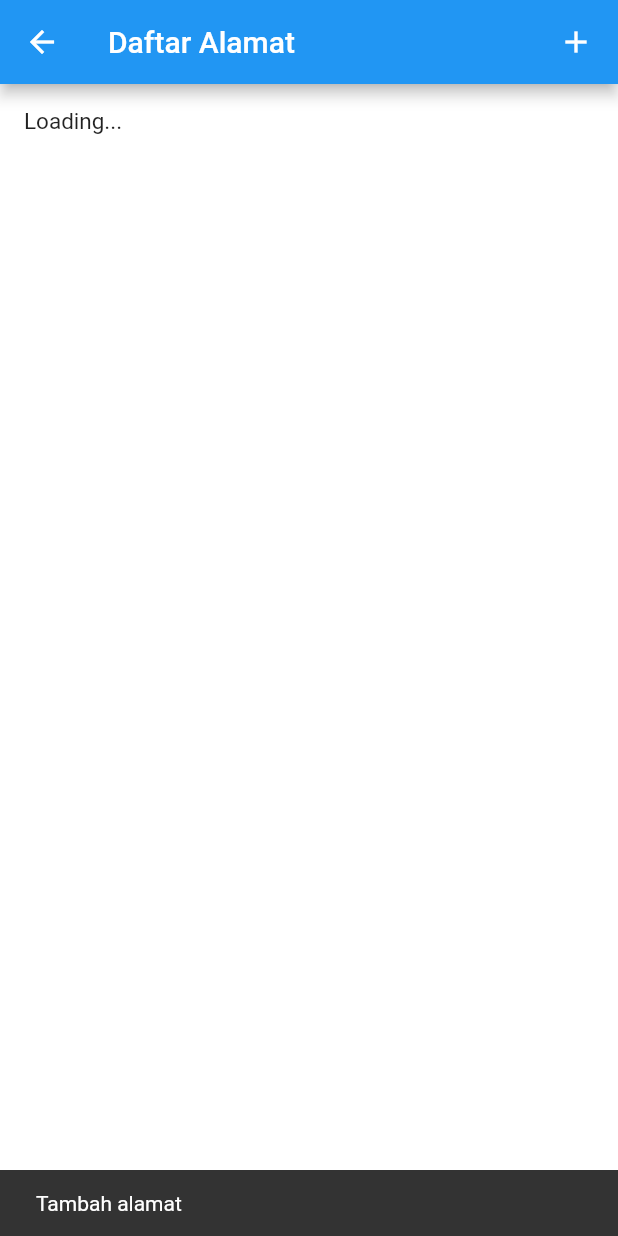
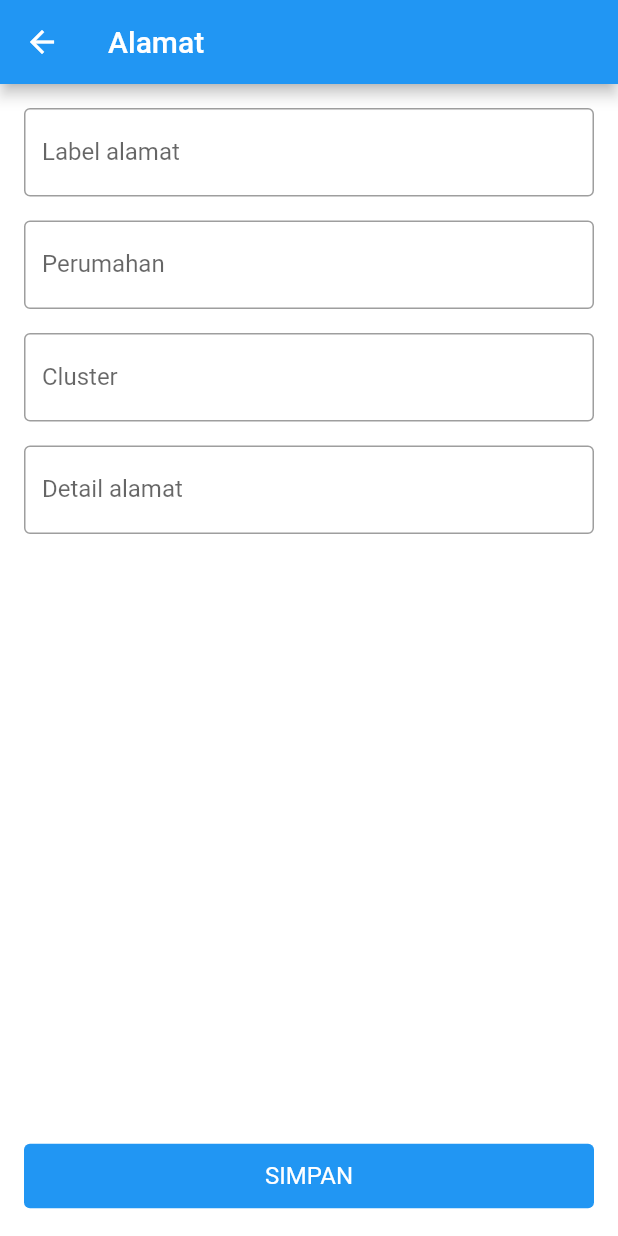
Before and after one commit to hafnisulun/apate-mobile-app, a Flutter app: the AddressesScreen screen opened directly, after a tap on the "add" icon, on a phone screen of 412 x 824 dp. Run offline on Flutter 3.47's test engine with Material 2 defaults, Android fonts, the phone set to English and light mode, and no system bars; our stand-ins replace bloc, dio, equatable, flutter_bloc, flutter_secure_storage, formz and 2 more; accounts and stored records are empty.

Commit message:
Add address screen

```diff
--- /dev/null
+++ b/lib/bloc/cluster/cluster_bloc.dart
@@ -0,0 +1,45 @@
+import 'package:apate/data/models/cluster.dart';
+import 'package:apate/data/repositories/cluster_repository.dart';
+import 'package:apate/data/responses/cluster_response.dart';
+import 'package:bloc/bloc.dart';
+import 'package:dio/dio.dart';
+import 'package:equatable/equatable.dart';
+
+part 'cluster_event.dart';
+
+part 'cluster_state.dart';
+
+class ClusterBloc extends Bloc<ClusterEvent, ClusterState> {
+  final ClusterRepository _clusterRepository;
+
+  ClusterBloc(this._clusterRepository) : super(ClusterFetchIdle()) {
+    on<ClusterFetchEvent>(_onClusterFetchEvent);
+  }
+
+  void _onClusterFetchEvent(
+      ClusterFetchEvent event, Emitter<ClusterState> emit) async {
+    print('event.residenceUuid ${event.residenceUuid}');
+    print('event.clusterUuid ${event.clusterUuid}');
+    if (event.residenceUuid != null && event.clusterUuid != null) {
+      emit(ClusterFetchLoading());
+      try {
+        final ClusterResponse? cluster = await _clusterRepository.getCluster(
+            event.residenceUuid!, event.clusterUuid!);
+        print('[ClusterBloc] [_onClusterFetchEvent] getCluster done');
+        if (cluster == null) {
+          emit(ClusterFetchError(message: "Koneksi internet terputus"));
+        } else {
+          emit(ClusterFetchSuccess(cluster: cluster.data));
+        }
+      } on DioError catch (e) {
+        print(
+            '[ClusterBloc] [_onClusterFetchEvent] exception response code: ${e.response?.statusCode}');
+        if (e.response?.statusCode == 401) {
+          emit(ClusterFetchUnauthorized());
+        } else {
+          emit(ClusterFetchError(message: 'Koneksi internet terputus'));
+        }
+      }
+    }
+  }
+}
--- /dev/null
+++ b/lib/bloc/cluster/cluster_event.dart
@@ -0,0 +1,21 @@
+part of 'cluster_bloc.dart';
+
+abstract class ClusterEvent extends Equatable {
+  const ClusterEvent();
+
+  @override
+  List<Object> get props => [];
+}
+
+class ClusterFetchEvent extends ClusterEvent {
+  final String? residenceUuid;
+  final String? clusterUuid;
+
+  const ClusterFetchEvent({
+    this.residenceUuid,
+    this.clusterUuid,
+  });
+
+  @override
+  List<Object> get props => [residenceUuid!, clusterUuid!];
+}
--- /dev/null
+++ b/lib/bloc/cluster/cluster_state.dart
@@ -0,0 +1,41 @@
+part of 'cluster_bloc.dart';
+
+abstract class ClusterState extends Equatable {
+  const ClusterState();
+}
+
+class ClusterFetchUnauthorized extends ClusterState {
+  @override
+  List<Object> get props => [];
+}
+
+class ClusterFetchIdle extends ClusterState {
+  @override
+  List<Object> get props => [];
+}
+
+class ClusterFetchLoading extends ClusterState {
+  @override
+  List<Object> get props => [];
+}
+
+class ClusterFetchSuccess extends ClusterState {
+  final Cluster cluster;
+
+  const ClusterFetchSuccess({required this.cluster});
+
+  @override
+  List<Object> get props => [cluster];
+}
+
+class ClusterFetchError extends ClusterState {
+  final String message;
+
+  const ClusterFetchError({required this.message});
+
+  @override
+  List<Object> get props => [message];
+
+  @override
+  String toString() => 'ClusterFetchError { message: $message }';
+}
--- /dev/null
+++ b/lib/components/apt_flat_button.dart
@@ -0,0 +1,28 @@
+import 'package:flutter/material.dart';
+
+class AptFlatButton extends StatelessWidget {
+  final VoidCallback? onPressed;
+  final String text;
+
+  AptFlatButton({
+    required this.onPressed,
+    required this.text,
+  });
+
+  @override
+  Widget build(BuildContext context) {
+    return ElevatedButton(
+      onPressed: onPressed,
+      child: Text(text),
+      style: TextButton.styleFrom(
+        elevation: 0,
+        padding: const EdgeInsets.symmetric(
+          vertical: 12,
+          horizontal: 16,
+        ),
+        primary: Colors.white,
+        textStyle: TextStyle(fontSize: 16),
+      ),
+    );
+  }
+}
--- a/lib/components/merchant_card.dart
+++ b/lib/components/merchant_card.dart
@@ -35,10 +35,7 @@ class MerchantCard extends StatelessWidget {
             child: Column(
               children: <Widget>[
                 ClipRRect(
-                  borderRadius: BorderRadius.only(
-                    topLeft: Radius.circular(8),
-                    topRight: Radius.circular(8),
-                  ),
+                  borderRadius: BorderRadius.vertical(top: Radius.circular(8)),
                   child: FadeInImage.assetNetwork(
                     placeholder: "assets/images/no_image.png",
                     image: merchant.image,
--- a/lib/data/models/address.dart
+++ b/lib/data/models/address.dart
@@ -3,6 +3,7 @@ import 'package:apate/data/models/cluster.dart';
 class Address {
   String uuid;
   String label;
+  String residenceUuid;
   String clusterUuid;
   Cluster? cluster;
   String details;
@@ -10,6 +11,7 @@ class Address {
   Address({
     required this.uuid,
     required this.label,
+    required this.residenceUuid,
     required this.clusterUuid,
     required this.cluster,
     required this.details,
@@ -19,6 +21,7 @@ class Address {
     return Address(
       uuid: json['uuid'],
       label: json['label'],
+      residenceUuid: json['residence_uuid'],
       clusterUuid: json['cluster_uuid'],
       cluster: json['cluster'],
       details: json['details'],
@@ -29,6 +32,7 @@ class Address {
     final Map<String, dynamic> map = new Map<String, dynamic>();
     map['uuid'] = this.uuid;
     map['label'] = this.label;
+    map['residence_uuid'] = this.residenceUuid;
     map['cluster_uuid'] = this.clusterUuid;
     map['cluster'] = this.cluster;
     map['details'] = this.details;
--- /dev/null
+++ b/lib/data/responses/cluster_response.dart
@@ -0,0 +1,21 @@
+import 'package:apate/data/models/cluster.dart';
+
+class ClusterResponse {
+  Cluster data;
+
+  ClusterResponse({
+    required this.data,
+  });
+
+  factory ClusterResponse.fromJson(Map<String, dynamic> json) {
+    return ClusterResponse(
+      data: Cluster.fromJson(json['data']),
+    );
+  }
+
+  Map<String, dynamic> toJson() {
+    final Map<String, dynamic> map = new Map<String, dynamic>();
+    map['data'] = this.data;
+    return map;
+  }
+}
--- a/lib/screens/account_screen.dart
+++ b/lib/screens/account_screen.dart
@@ -59,6 +59,7 @@ class AccountDetailsView extends StatelessWidget {
                 margin: EdgeInsets.only(top: 16),
                 padding: EdgeInsets.fromLTRB(8, 0, 8, 8),
                 decoration: BoxDecoration(
+                  borderRadius: BorderRadius.circular(8),
                   border: Border.all(color: Colors.grey),
                 ),
                 child: Column(
@@ -83,8 +84,10 @@ class AccountDetailsView extends StatelessWidget {
                   ],
                 ),
               );
+            } else if (state is AccountFetchError) {
+              return Text('Error');
             } else {
-              return Text("Loading...");
+              return Text('Loading...');
             }
           },
         ),
@@ -141,6 +144,7 @@ class AddressesButton extends StatelessWidget {
       margin: const EdgeInsets.only(top: 16),
       width: double.infinity,
       child: InkWell(
+        borderRadius: BorderRadius.circular(4),
         onTap: () => pushNewScreen(
           context,
           screen: AddressesScreen(),
--- /dev/null
+++ b/lib/screens/address_screen.dart
@@ -0,0 +1,145 @@
+import 'package:apate/bloc/cluster/cluster_bloc.dart';
+import 'package:apate/components/apt_flat_button.dart';
+import 'package:apate/data/models/address.dart';
+import 'package:apate/data/repositories/cluster_repository.dart';
+import 'package:flutter/material.dart';
+import 'package:flutter_bloc/flutter_bloc.dart';
+
+class AddressScreen extends StatelessWidget {
+  final Address? address;
+
+  AddressScreen({
+    this.address,
+  });
+
+  @override
+  Widget build(BuildContext context) {
+    return Scaffold(
+      appBar: AppBar(
+        title: Text('Alamat'),
+        automaticallyImplyLeading: true,
+      ),
+      body: AddressBody(address: address),
+    );
+  }
+}
+
+class AddressBody extends StatelessWidget {
+  final Address? address;
+
+  AddressBody({
+    this.address,
+  });
+
+  @override
+  Widget build(BuildContext context) {
+    return BlocProvider(
+      create: (context) {
+        ClusterBloc clusterBloc = ClusterBloc(ClusterRepository());
+        if (address?.residenceUuid != null && address?.clusterUuid != null) {
+          clusterBloc.add(ClusterFetchEvent(
+            residenceUuid: address?.residenceUuid,
+            clusterUuid: address?.clusterUuid,
+          ));
+        }
+        return clusterBloc;
+      },
+      child: Padding(
+        padding: const EdgeInsets.all(16),
+        child: Column(
+          children: <Widget>[
+            Expanded(
+              child: BlocBuilder<ClusterBloc, ClusterState>(
+                builder: (context, state) {
+                  if (state is ClusterFetchSuccess) {
+                    return Column(
+                      crossAxisAlignment: CrossAxisAlignment.start,
+                      children: [
+                        AddressField(
+                          labelText: 'Label alamat',
+                          initialValue: address?.label,
+                        ),
+                        AddressField(
+                          labelText: 'Perumahan',
+                          initialValue: address?.cluster?.name,
+                          enabled: false,
+                        ),
+                        AddressField(
+                          labelText: 'Cluster',
+                          initialValue: state.cluster.name,
+                          enabled: false,
+                        ),
+                        AddressField(
+                          labelText: 'Detail alamat',
+                          initialValue: address?.details,
+                        ),
+                      ],
+                    );
+                  } else if (state is ClusterFetchError) {
+                    return Text('Error');
+                  } else if (state is ClusterFetchIdle) {
+                    return Column(
+                      crossAxisAlignment: CrossAxisAlignment.start,
+                      children: [
+                        AddressField(labelText: 'Label alamat'),
+                        AddressField(labelText: 'Perumahan'),
+                        AddressField(labelText: 'Cluster'),
+                        AddressField(labelText: 'Detail alamat'),
+                      ],
+                    );
+                  } else {
+                    return Text('Loading...');
+                  }
+                },
+              ),
+            ),
+            AddressSubmitButton(),
+          ],
+        ),
+      ),
+    );
+  }
+}
+
+class AddressField extends StatelessWidget {
+  final String labelText;
+  final String? initialValue;
+  final bool? enabled;
+
+  AddressField({
+    required this.labelText,
+    this.initialValue,
+    this.enabled,
+  });
+
+  @override
+  Widget build(BuildContext context) {
+    return Padding(
+      padding: const EdgeInsets.only(bottom: 16),
+      child: TextFormField(
+        decoration: InputDecoration(
+          border: OutlineInputBorder(),
+          labelText: labelText,
+        ),
+        initialValue: initialValue,
+        enabled: enabled,
+      ),
+    );
+  }
+}
+
+class AddressSubmitButton extends StatelessWidget {
+  @override
+  Widget build(BuildContext context) {
+    return Container(
+      width: double.infinity,
+      child: AptFlatButton(
+          onPressed: () => ScaffoldMessenger.of(context).showSnackBar(
+                SnackBar(
+                  content: Text('Simpan alamat'),
+                ),
+              ),
+          text: 'SIMPAN'),
+    );
+  }
+}
--- a/lib/screens/addresses_screen.dart
+++ b/lib/screens/addresses_screen.dart
@@ -1,8 +1,10 @@
 import 'package:apate/bloc/addresses/addresses_bloc.dart';
 import 'package:apate/data/models/address.dart';
 import 'package:apate/data/repositories/addresses_repository.dart';
+import 'package:apate/screens/address_screen.dart';
 import 'package:flutter/material.dart';
 import 'package:flutter_bloc/flutter_bloc.dart';
+import 'package:persistent_bottom_nav_bar/persistent-tab-view.dart';
 
 class AddressesScreen extends StatelessWidget {
   @override
@@ -15,20 +17,12 @@ class AddressesScreen extends StatelessWidget {
           Padding(
               padding: EdgeInsets.only(right: 16),
               child: GestureDetector(
-                onTap: () => _addAddress(context),
+                onTap: () => pushNewScreen(context, screen: AddressScreen()),
                 child: Icon(Icons.add),
               )),
         ],
       ),
       body: AddressesBody(),
-    );
-  }
-
-  void _addAddress(BuildContext context) async {
-    ScaffoldMessenger.of(context).showSnackBar(
-      SnackBar(
-        content: Text('Tambah alamat'),
-      ),
     );
   }
 }
@@ -97,13 +91,16 @@ class AddressView extends StatelessWidget {
       width: double.infinity,
       decoration: BoxDecoration(
         border: Border.all(color: Colors.grey),
+        borderRadius: BorderRadius.circular(8),
       ),
       child: Stack(
         children: <Widget>[
           Positioned(
             right: 4,
+            top: 0,
             child: IconButton(
-              onPressed: () => {},
+              onPressed: () => pushNewScreen(context,
+                  screen: AddressScreen(address: address)),
               icon: Icon(Icons.edit),
             ),
           ),
```
Also changed, not shown: lib/components/apt_outlined_button.dart (added, +27 -0 lines), lib/components/product_card.dart (+7 -7 lines), lib/data/repositories/cluster_repository.dart (added, +26 -0 lines), lib/screens/login_screen.dart (+7 -10 lines).
